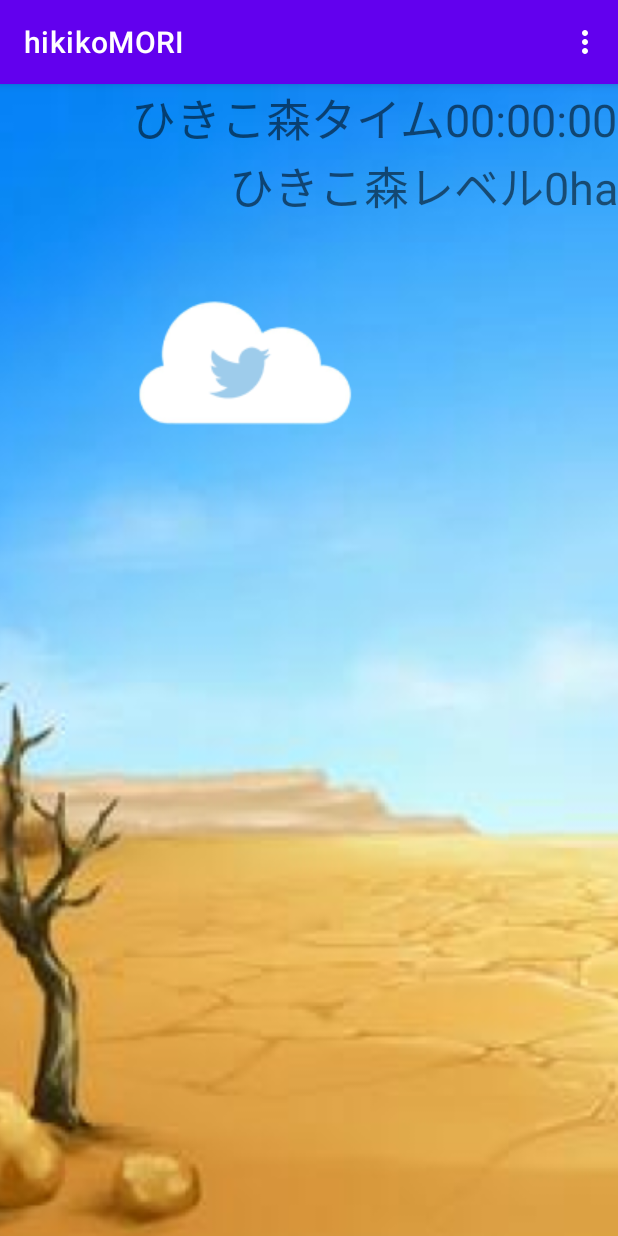
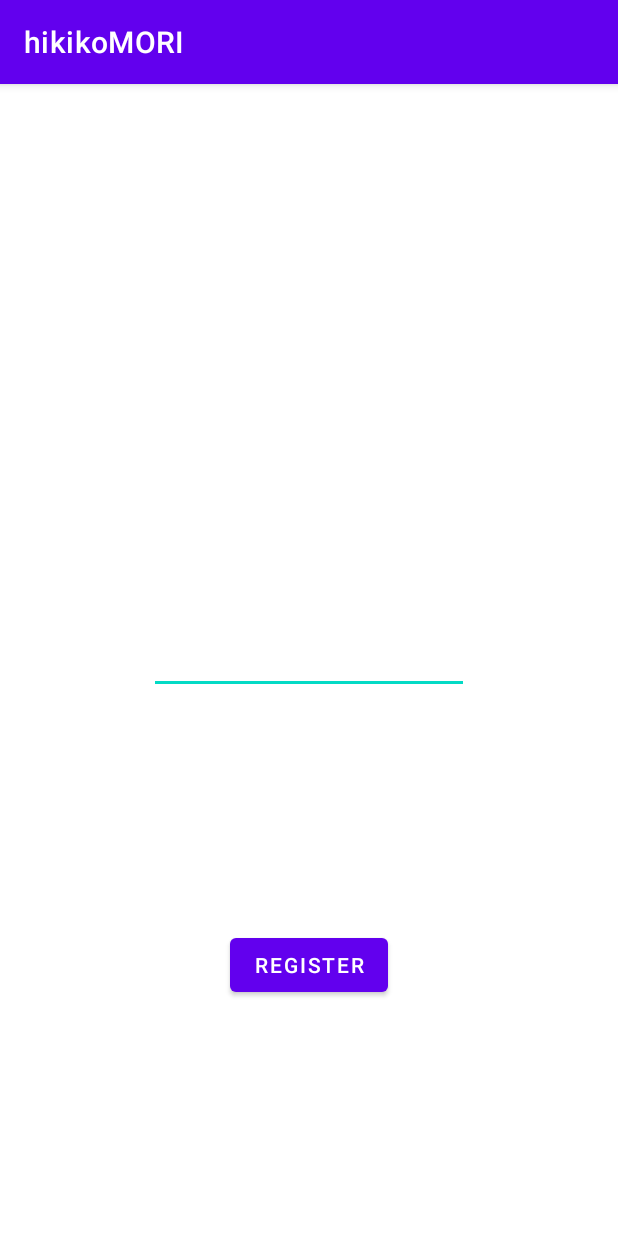
Before and after one commit to tanimuranaomichi/hikikoMORI, an Android app: the screen it shows after launch (MainActivity before the commit, RegisterSSIDActivity after it), in the options menu, after a tap on "Setting your SSID", on a phone screen of 412 x 824 dp. Run offline under Robolectric (Android 15) with nearby library versions, the phone set to English and light mode, and no system bars; libraries missing offline, so code that uses them is left out: twitter4j.auth, twitter4j.conf; 6 statements that could not run were skipped.

Commit message:
SSID機能追加

```diff
--- a/app/src/main/AndroidManifest.xml
+++ b/app/src/main/AndroidManifest.xml
@@ -16,13 +16,18 @@
         android:roundIcon="@mipmap/ic_launcher_round"
         android:supportsRtl="true"
         android:theme="@style/Theme.HikikoMORI">
-        <activity android:name=".CallBackActivity" android:label="@string/app_name"
+        <activity android:name=".RegisterSSIDActivity"></activity>
+        <activity
+            android:name=".CallBackActivity"
+            android:label="@string/app_name"
             android:launchMode="singleInstance">
             <intent-filter>
-                <action android:name="android.intent.action.VIEW"/>
-                <category android:name="android.intent.category.DEFAULT"/>
-                <category android:name="android.intent.category.BROWSABLE"/>
-                <data android:scheme="callback"/>
+                <action android:name="android.intent.action.VIEW" />
+
+                <category android:name="android.intent.category.DEFAULT" />
+                <category android:name="android.intent.category.BROWSABLE" />
+
+                <data android:scheme="callback" />
             </intent-filter>
         </activity>
         <activity android:name=".MainActivity">
--- a/app/src/main/java/com/example/hikikomori/MainActivity.kt
+++ b/app/src/main/java/com/example/hikikomori/MainActivity.kt
@@ -34,6 +34,8 @@ class MainActivity : AppCompatActivity(), CoroutineScope {
     private var stateOfConnection = false
     private var accessToken = ""
     private var accessTokenSecret = ""
+    private var registeredSSID = ""
+
     //コルーチンを使うための準備
     private val job = Job()
     override val coroutineContext: CoroutineContext
@@ -57,28 +59,35 @@ class MainActivity : AppCompatActivity(), CoroutineScope {
         val tweetButton = findViewById<ImageButton>(R.id.tweetButton)
 
         loadTimeValue()
+        loadRegisteredSSID()
+
+        timeToText(timeValue)?.let {
+            totalTime.text = "ひきこ森タイム" + it
+        }
+        levelManager.timeToLevel(timeValue)?.let {
+            level.text = "ひきこ森レベル" + it.toString() + "ha"
+        }
 
         val runnable = object : Runnable {
             override fun run() {
-                if (!stateOfConnection && ssidChecker.checkSSID("ogatalab")) {
+                if (!stateOfConnection && ssidChecker.checkSSID(registeredSSID)) {
                     stateOfConnection = true
                 }
-                if (stateOfConnection && !ssidChecker.checkSSID("ogatalab")) {
+                if (stateOfConnection && !ssidChecker.checkSSID(registeredSSID)) {
                     stateOfConnection = false
                 }
                 if (stateOfConnection == true) {
                     timeValue++
-
-                    timeToText(timeValue)?.let {
-                        totalTime.text = "ひきこ森タイム" + it
-                    }
-
-                    levelManager.timeToLevel(timeValue)?.let {
-                        level.text = "ひきこ森レベル" + it.toString() + "ha"
-                    }
+                }
+                timeToText(timeValue)?.let {
+                    totalTime.text = "ひきこ森タイム" + it
                 }
 
+                levelManager.timeToLevel(timeValue)?.let {
+                    level.text = "ひきこ森レベル" + it.toString() + "ha"
+                }
                 imageOfTree.setImageResource(levelManager.getImageOfTree())
+
                 handler.postDelayed(this, 1000)
             }
         }
@@ -88,6 +97,7 @@ class MainActivity : AppCompatActivity(), CoroutineScope {
 
         tweetButton.setOnClickListener{tweet()}
     }
+
 
     override fun onPause() {
         super.onPause()
@@ -108,6 +118,8 @@ class MainActivity : AppCompatActivity(), CoroutineScope {
     override fun onOptionsItemSelected(item: MenuItem): Boolean {
         when (item.itemId) {
             R.id.setting_SSID -> {
+                val intent = Intent(application, RegisterSSIDActivity::class.java)
+                startActivity(intent)
             }
             R.id.login_twitter -> {
                 loginTwitterAccount()
@@ -215,4 +227,11 @@ class MainActivity : AppCompatActivity(), CoroutineScope {
             }                                                //認証情報を受け取るためにstartActivityForResult()
         }
     }
+
+    private fun loadRegisteredSSID() {
+        getSharedPreferences("my_settings", Context.MODE_PRIVATE).apply {
+            registeredSSID = getString("registeredSSID","").toString()
+        }
+    }
+
 }
--- /dev/null
+++ b/app/src/main/java/com/example/hikikomori/RegisterSSIDActivity.kt
@@ -0,0 +1,28 @@
+package com.example.hikikomori
+
+import android.content.Context
+import android.content.Intent
+import androidx.appcompat.app.AppCompatActivity
+import android.os.Bundle
+import android.widget.Button
+import android.widget.EditText
+
+class RegisterSSIDActivity : AppCompatActivity() {
+    override fun onCreate(savedInstanceState: Bundle?) {
+        super.onCreate(savedInstanceState)
+        setContentView(R.layout.activity_register_ssid)
+
+        val SSIDText = findViewById<EditText>(R.id.text_SSID)
+        val registerButton = findViewById<Button>(R.id.button_register)
+
+        registerButton.setOnClickListener {
+
+            getSharedPreferences("my_settings", Context.MODE_PRIVATE).edit().apply {
+                putString("registeredSSID",SSIDText.text.toString())
+                commit()
+            }
+            val intent = Intent(application, MainActivity::class.java)
+            startActivity(intent)
+        }
+    }
+}
--- a/app/src/main/java/com/example/hikikomori/SSIDChecker.kt
+++ b/app/src/main/java/com/example/hikikomori/SSIDChecker.kt
@@ -7,14 +7,14 @@ import android.net.wifi.WifiManager
 class SSIDChecker(private val context: Context) {
     val wifiManager: WifiManager get() = context.applicationContext.getSystemService(Context.WIFI_SERVICE) as WifiManager
 
-    fun checkSSID(registedSSID: String): Boolean {
+    fun checkSSID(registeredSSID: String): Boolean {
 
         if (wifiManager.wifiState == WifiManager.WIFI_STATE_ENABLED) {
             var results = wifiManager.scanResults
             if (!results.isEmpty()) {
                 var connectedSSID = results[1].SSID
                 println("connectedSSID: $connectedSSID")
-                return Regex(registedSSID).containsMatchIn(connectedSSID)
+                return Regex(registeredSSID).containsMatchIn(connectedSSID)
             }
             return false
         } else {
--- a/app/src/main/res/layout/activity_main.xml
+++ b/app/src/main/res/layout/activity_main.xml
@@ -23,8 +23,10 @@
         android:layout_height="0dp"
         app:layout_constraintBottom_toBottomOf="parent"
         app:layout_constraintEnd_toEndOf="parent"
+        app:layout_constraintHorizontal_bias="1.0"
         app:layout_constraintStart_toStartOf="parent"
         app:layout_constraintTop_toTopOf="parent"
+        app:layout_constraintVertical_bias="1.0"
         app:srcCompat="@drawable/tree_1" />
 
     <TextView
--- /dev/null
+++ b/app/src/main/res/layout/activity_register_ssid.xml
@@ -0,0 +1,29 @@
+<?xml version="1.0" encoding="utf-8"?>
+<androidx.constraintlayout.widget.ConstraintLayout xmlns:android="http://schemas.android.com/apk/res/android"
+    xmlns:app="http://schemas.android.com/apk/res-auto"
+    xmlns:tools="http://schemas.android.com/tools"
+    android:layout_width="match_parent"
+    android:layout_height="match_parent"
+    tools:context=".RegisterSSIDActivity">
+
+    <EditText
+        android:id="@+id/text_SSID"
+        android:layout_width="wrap_content"
+        android:layout_height="wrap_content"
+        android:ems="10"
+        android:inputType="textPersonName"
+        app:layout_constraintBottom_toBottomOf="parent"
+        app:layout_constraintEnd_toEndOf="parent"
+        app:layout_constraintStart_toStartOf="parent"
+        app:layout_constraintTop_toTopOf="parent" />
+
+    <Button
+        android:id="@+id/button_register"
+        android:layout_width="wrap_content"
+        android:layout_height="wrap_content"
+        android:text="REGISTER"
+        app:layout_constraintBottom_toBottomOf="parent"
+        app:layout_constraintEnd_toEndOf="parent"
+        app:layout_constraintStart_toStartOf="parent"
+        app:layout_constraintTop_toBottomOf="@+id/text_SSID" />
+</androidx.constraintlayout.widget.ConstraintLayout>
```
